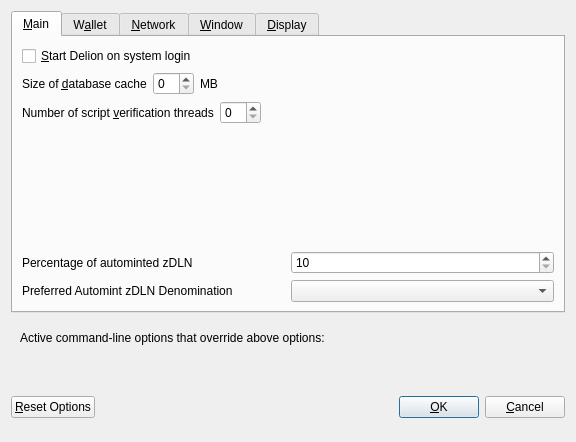
This is src/qt/forms/optionsdialog.ui in revivalist777/milleniumclub as Qt 5 draws it before an edit. The edited form follows.
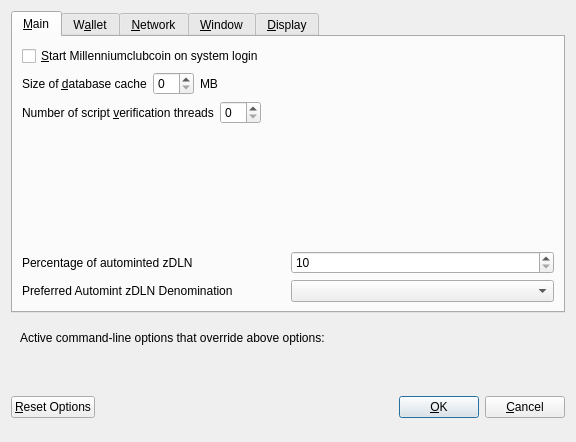
This is the edited form. Custom widgets are drawn as their Qt base class.

Commit message: replace delion with milleniumclubcoin

```diff
--- a/src/qt/forms/optionsdialog.ui
+++ b/src/qt/forms/optionsdialog.ui
@@ -33,7 +33,7 @@
           <string>Automatically start Delion after logging in to the system.</string>
          </property>
          <property name="text">
-          <string>&amp;Start Delion on system login</string>
+          <string>&amp;Start Millenniumclubcoin on system login</string>
          </property>
         </widget>
        </item>
```
Left out of the diff: 10 changed lines with no effect on the pictures. The commit also changes 304 other files.
